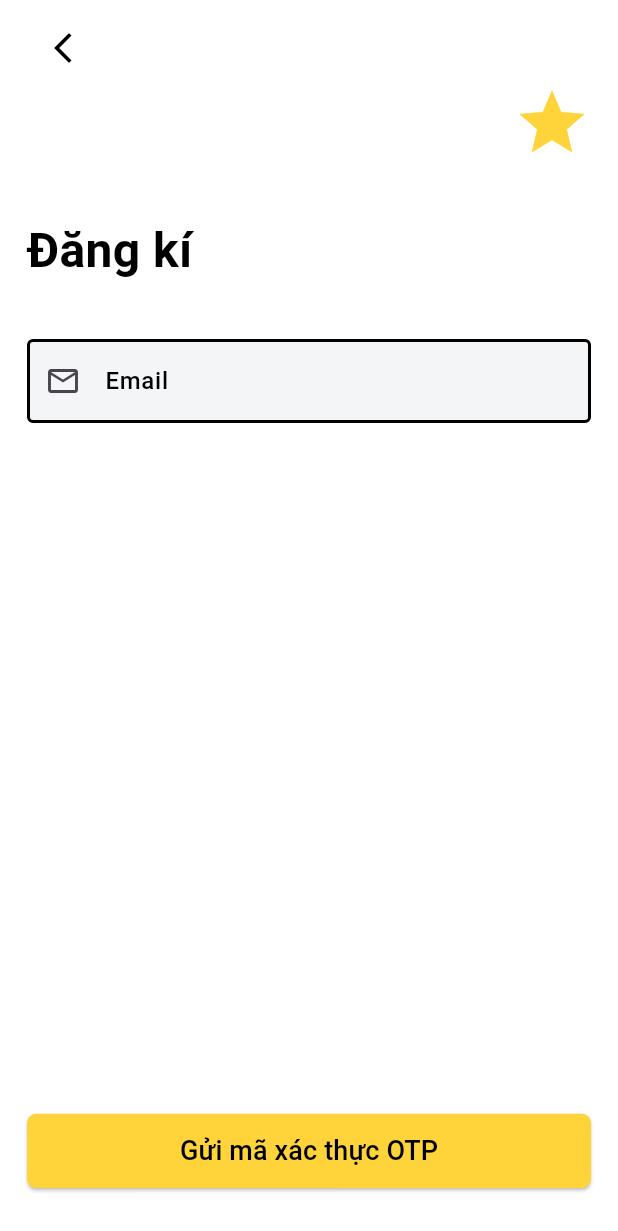
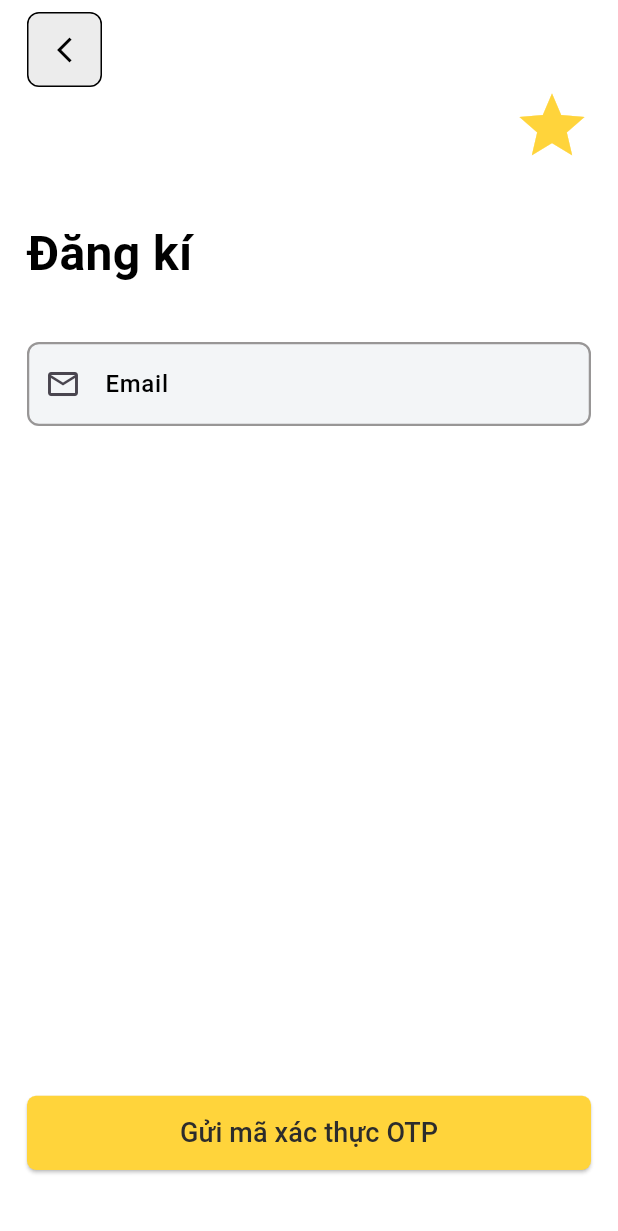
Before and after one commit to nguyenhuyk3/TodoMobileApp, a Flutter app: the screen it shows after launch, on a phone screen of 412 x 824 dp. Shown: the top 1231 px of the screen. Run offline on Flutter 3.47's test engine with Material 3 defaults, Android fonts, the light colour scheme and no system bars; our stand-ins replace dartz, equatable, flutter_bloc, flutter_dotenv, formz, logger and 1 more; accounts and stored records are empty.

Commit message:
chore: Write some notes and commit before developing new features

```diff
--- a/analysis_options.yaml
+++ b/analysis_options.yaml
@@ -1,4 +1,4 @@
-include: package:flutter_lints/flutter.yaml
 analyzer:
   errors:
     constant_identifier_names: ignore
+    non_constant_identifier_names: ignore
--- a/lib/core/constants/others.dart
+++ b/lib/core/constants/others.dart
@@ -1,9 +1,15 @@
 // ignore_for_file: constant_identifier_names, non_constant_identifier_names
 
-import 'package:todo_mobile_app/core/constants/colors.dart';
+import 'package:logger/logger.dart';
+
+import 'colors.dart';
+import 'tables.dart';
 
 const MINIMUM_LENGTH_FOR_PASSWORD = 8;
 const LENGTH_OF_OTP = 6;
 const TIME_FOR_RESENDING_MAIL = 10;
 
-final COLORS = new AppColors();
+final COLORS = AppColors();
+final TABLES = Tables();
+
+final LOGGER = Logger();
--- a/lib/core/constants/sizes.dart
+++ b/lib/core/constants/sizes.dart
@@ -19,7 +19,7 @@ class TextSizes {
 
 class IconSizes {
   static const double ICON_PAGE_SIZE = 52;
-  static const double ICON_HEADER_SIZE = 24;
+  static const double ICON_HEADER_SIZE = 20;
 }
 
 const double MIN_HEIGHT_SIZED_BOX = 8;
--- /dev/null
+++ b/lib/core/constants/tables.dart
@@ -0,0 +1,5 @@
+// ignore_for_file: constant_identifier_names, non_constant_identifier_names
+
+class Tables {
+  final String USERS = 'users';
+}
--- a/lib/core/errors/failure.dart
+++ b/lib/core/errors/failure.dart
@@ -5,18 +5,23 @@ enum ErrorInformation {
   EMPTY_PASSWORD(message: 'Mật khẩu không được bỏ trống'),
   EMPTY_CONFIRMED_PASSWORD(message: 'Mật khẩu xác nhận không được bỏ trống'),
   CONFIRMED_PASSWORD_MISSMATCH(message: 'Mật khẩu xác nhận không khớp'),
-  EMPTY_FULL_NAME(message: 'Họ và tên không được bỏ trống');
+  EMPTY_FULL_NAME(message: 'Họ và tên không được bỏ trống'),
+
+  EMAIL_NOT_EXISTS(message: 'Email không tồn tại trong hệ thống'),
+  EMAIL_ALREADY_EXISTS(message: 'Email đã được sử dụng'),
+
+  UNDEFINED_ERROR(message: 'Lỗi không xác định được');
 
   final String message;
-  final Object? details;
 
-  // ignore: unused_element_parameter
-  const ErrorInformation({required this.message, this.details});
+  const ErrorInformation({required this.message});
 }
 
 class Failure {
   final ErrorInformation error;
-  const Failure(this.error);
+  final Object? details;
+
+  const Failure({required this.error, this.details});
+
   String get message => error.message;
-  Object? get details => error.details;
 }
--- a/lib/core/widgets/authentication_form.dart
+++ b/lib/core/widgets/authentication_form.dart
@@ -29,7 +29,7 @@ class AuthenticationForm extends StatelessWidget {
   @override
   Widget build(BuildContext context) {
     return Scaffold(
-      resizeToAvoidBottomInset: false,
+      resizeToAvoidBottomInset: true,
       backgroundColor: Colors.white,
       body: SafeArea(
         child: Padding(
@@ -39,7 +39,13 @@ class AuthenticationForm extends StatelessWidget {
             children: [
               // Back button (only displayed when allowBack = true)
               if (allowBack)
-                IconButton(
+                Container(
+                  decoration: BoxDecoration(
+                    color: COLORS.BG_ICON_COLOR,
+                    borderRadius: BorderRadius.circular(8),
+                    border: Border.all(color: Colors.black, width: 1),
+                  ),
+                  child: IconButton(
                     icon: const Icon(
                       Icons.arrow_back_ios_new,
                       color: Colors.black,
@@ -55,6 +61,7 @@ class AuthenticationForm extends StatelessWidget {
                     padding: EdgeInsets.zero,
                     constraints: const BoxConstraints(),
                     alignment: Alignment.centerLeft,
+                  ),
                 ),
 
               // Icon
--- a/lib/core/widgets/primary_button.dart
+++ b/lib/core/widgets/primary_button.dart
@@ -35,8 +35,8 @@ class PrimaryButton extends StatelessWidget {
         padding: const EdgeInsets.all(4),
         child: Text(
           title,
-          style: const TextStyle(
-            color: Colors.black,
+          style: TextStyle(
+            color: COLORS.PRIMARY_TEXT_COLOR,
             fontSize: TextSizes.TITLE_MEDIUM,
             fontWeight: FontWeight.w500,
           ),
--- a/lib/features/authentication/registration/data/datasources/registration_local_data_source.dart
+++ /dev/null
@@ -1,3 +0,0 @@
-class RegistrationLocalDataSource {
-  RegistrationLocalDataSource();
-}
--- /dev/null
+++ b/lib/features/authentication/registration/data/datasources/registration_remote_data_source.dart
@@ -0,0 +1,19 @@
+import 'package:supabase_flutter/supabase_flutter.dart';
+
+import '../../../../../core/constants/others.dart';
+
+class RegistrationRemoteDataSource {
+  final SupabaseClient _supabaseClient;
+
+  RegistrationRemoteDataSource({required SupabaseClient supabaseClient})
+    : _supabaseClient = supabaseClient;
+
+  Future<bool> checkEmailExists({required String email}) async {
+    return await _supabaseClient
+            .from(TABLES.USERS)
+            .select('u_email')
+            .eq('u_email', email)
+            .maybeSingle() !=
+        null;
+  }
+}
--- a/lib/features/authentication/registration/data/repositories/repository_impl.dart
+++ b/lib/features/authentication/registration/data/repositories/repository_impl.dart
@@ -1,19 +1,37 @@
 // ignore_for_file: public_member_api_docs, sort_constructors_first
 import 'package:dartz/dartz.dart';
 
-import 'package:todo_mobile_app/core/errors/failure.dart';
-import 'package:todo_mobile_app/features/authentication/registration/data/datasources/registration_local_data_source.dart';
-
+import '../../../../../core/errors/failure.dart';
 import '../../domain/repositories/repository.dart';
+import '../datasources/registration_remote_data_source.dart';
 
 class RepositoryImpl implements RegistrationRepository {
-  final RegistrationLocalDataSource registrationLocalDataSource;
+  final RegistrationRemoteDataSource _registrationLocalDataSource;
 
-  RepositoryImpl({required this.registrationLocalDataSource});
+  RepositoryImpl({
+    required RegistrationRemoteDataSource registrationLocalDataSource,
+  }) : _registrationLocalDataSource = registrationLocalDataSource;
 
   @override
   Future<Either<Failure, Object>> sendRegistrationOTP({required String email}) {
     // TODO: implement sendRegistrationOTP
     throw UnimplementedError();
   }
+
+  @override
+  Future<Either<Failure, bool>> checkEmailExists({
+    required String email,
+  }) async {
+    try {
+      final exists = await _registrationLocalDataSource.checkEmailExists(
+        email: email,
+      );
+
+      return exists
+          ? const Right(true)
+          : Left(Failure(error: ErrorInformation.EMAIL_NOT_EXISTS));
+    } catch (e) {
+      return Left(Failure(error: ErrorInformation.UNDEFINED_ERROR, details: e));
+    }
+  }
 }
--- a/lib/features/authentication/registration/domain/repositories/repository.dart
+++ b/lib/features/authentication/registration/domain/repositories/repository.dart
@@ -20,6 +20,9 @@ import 'package:todo_mobile_app/core/errors/failure.dart';
       + Right = Data / Success
 */
 abstract class RegistrationRepository {
+  Future<Either<Failure, bool>> checkEmailExists({
+    required String email
+  });
   Future<Either<Failure, Object>> sendRegistrationOTP({
     required String email,
   });
--- a/lib/features/authentication/registration/presentation/bloc/bloc.dart
+++ b/lib/features/authentication/registration/presentation/bloc/bloc.dart
@@ -15,13 +15,14 @@ part 'event.dart';
 part 'state.dart';
 
 class RegistrationBloc extends Bloc<RegistrationEvent, RegistrationState> {
-  final RegistrationRepository registrationRepository;
+  final RegistrationRepository _registrationRepository;
 
   String _email = '';
   String _password = '';
 
-  RegistrationBloc({required this.registrationRepository})
-    : super(RegistrationInitial()) {
+  RegistrationBloc({required RegistrationRepository registrationRepository})
+    : _registrationRepository = registrationRepository,
+      super(RegistrationInitial()) {
     on<RegistrationEmailChanged>(_onEmailChanged);
     on<RegistrationEmailSubmitted>(_onEmailSubmitted);
     on<RegistrationOtpChanged>(_onOtpChanged);
@@ -56,6 +57,19 @@ class RegistrationBloc extends Bloc<RegistrationEvent, RegistrationState> {
 
         return;
       }
+
+      final isEmailExists = await _registrationRepository.checkEmailExists(
+        email: currentState.email.value,
+      );
+
+      isEmailExists.fold(
+        (failure) {
+          emit(RegistrationError(error: failure.message));
+        },
+        (exists) {
+          emit(RegistrationStepTwo(otp: const Otp.pure()));
+        },
+      );
     }
   }
 
--- a/lib/features/authentication/registration/presentation/pages/step_one.dart
+++ b/lib/features/authentication/registration/presentation/pages/step_one.dart
@@ -56,6 +56,7 @@ class RegistrationStepOnePage extends StatelessWidget {
 
             const SizedBox(height: MAX_HEIGTH_SIZED_BOX),
             const SizedBox(height: MAX_HEIGTH_SIZED_BOX),
+            const SizedBox(height: MAX_HEIGTH_SIZED_BOX),
           ],
         ),
       ),
--- a/lib/features/authentication/registration/presentation/widgets/step_one/email_input.dart
+++ b/lib/features/authentication/registration/presentation/widgets/step_one/email_input.dart
@@ -10,11 +10,16 @@ class EmailInput extends StatelessWidget {
 
   @override
   Widget build(BuildContext context) {
-    final error = context.select<RegistrationBloc, String>((bloc) {
-      final state = bloc.state;
+    return BlocSelector<RegistrationBloc, RegistrationState, String>(
+      selector: (state) {
+        if (state is RegistrationError) {
+          return state.error;
+        }
 
-      return state is RegistrationError ? state.error : '';
-    });
+        return '';
+      },
+      builder: (context, error) {
+        final borderRadius = BorderRadius.circular(8);
 
         return TextField(
           key: const Key('registration_emailInput_stepOne_textField'),
@@ -25,33 +30,41 @@ class EmailInput extends StatelessWidget {
           decoration: InputDecoration(
             filled: true,
             fillColor: COLORS.INPUT_BG_COLOR,
-        prefixIcon: Icon(Icons.email_outlined),
+            prefixIcon: const Icon(Icons.email_outlined),
+            border: OutlineInputBorder(borderRadius: borderRadius),
             // Border when not focused
             enabledBorder: OutlineInputBorder(
+              borderRadius: borderRadius,
               borderSide: BorderSide(
-            color: COLORS.UNFOCUSED_BORDER_COLOR,
-            width: 2,
+                color: COLORS.UNFOCUSED_BORDER_IP_COLOR,
+                width: 1.5,
               ),
             ),
             // Border when focused
             focusedBorder: OutlineInputBorder(
-          borderSide: BorderSide(color: COLORS.FOCUSED_BORDER_COLOR, width: 2),
+              borderRadius: borderRadius,
+              borderSide: BorderSide(
+                // color: COLORS.FOCUSED_BORDER_IP_COLOR,
+                width: 1.5,
+              ),
             ),
             // Border when error
             errorBorder: OutlineInputBorder(
-          borderRadius: BorderRadius.circular(8),
+              borderRadius: borderRadius,
               borderSide: BorderSide(
-            color: COLORS.UNFOCUSED_ERROR_BORDER_COLOR,
+                color: COLORS.UNFOCUSED_ERROR_BORDER_IP_COLOR,
                 width: 2,
               ),
             ),
+
             focusedErrorBorder: OutlineInputBorder(
-          borderRadius: BorderRadius.circular(8),
+              borderRadius: borderRadius,
               borderSide: BorderSide(
-            color: COLORS.FOCUSED_ERROR_BORDER_COLOR,
+                color: COLORS.FOCUSED_ERROR_BORDER_IP_COLOR,
                 width: 2,
               ),
             ),
+
             labelText: 'Email',
             labelStyle: TextStyle(
               color: error.isEmpty ? COLORS.LABEL_COLOR : COLORS.ERROR_LABEL,
@@ -61,17 +74,92 @@ class EmailInput extends StatelessWidget {
             // When label is focused (floating)
             floatingLabelStyle: TextStyle(
               color:
-              error.isEmpty ? COLORS.FOCUSED_LABEL_COLOR : COLORS.ERROR_LABEL,
+                  error.isEmpty
+                      ? COLORS.FOCUSED_LABEL_COLOR
+                      : COLORS.ERROR_LABEL,
               fontSize: TextSizes.TITLE_X_SMALL,
               fontWeight: FontWeight.bold,
             ),
+
             errorText: error.isEmpty ? null : error,
             errorStyle: TextStyle(
               color: COLORS.ERROR_TEXT_COLOR,
               fontSize: TextSizes.TITLE_X_SMALL,
-          fontWeight: FontWeight.w400,
             ),
           ),
         );
+      },
+    );
   }
 }
+
+// class EmailInput extends StatelessWidget {
+//   const EmailInput({super.key});
+
+//   @override
+//   Widget build(BuildContext context) {
+//     final error = context.select<RegistrationBloc, String>((bloc) {
+//       final state = bloc.state;
+
+//       return state is RegistrationError ? state.error : '';
+//     });
+
+//     return TextField(
+//       key: const Key('registration_emailInput_stepOne_textField'),
+//       onChanged:
+//           (email) => context.read<RegistrationBloc>().add(
+//             RegistrationEmailChanged(email: email),
+//           ),
+//       decoration: InputDecoration(
+//         filled: true,
+//         fillColor: COLORS.INPUT_BG_COLOR,
+//         prefixIcon: Icon(Icons.email_outlined),
+//         // Border when not focused
+//         enabledBorder: OutlineInputBorder(
+//           borderSide: BorderSide(
+//             color: COLORS.UNFOCUSED_BORDER_COLOR,
+//             width: 2,
+//           ),
+//         ),
+//         // Border when focused
+//         focusedBorder: OutlineInputBorder(
+//           borderSide: BorderSide(color: COLORS.FOCUSED_BORDER_COLOR, width: 2),
+//         ),
+//         // Border when error
+//         errorBorder: OutlineInputBorder(
+//           borderRadius: BorderRadius.circular(8),
+//           borderSide: BorderSide(
+//             color: COLORS.UNFOCUSED_ERROR_BORDER_COLOR,
+//             width: 2,
+//           ),
+//         ),
+//         focusedErrorBorder: OutlineInputBorder(
+//           borderRadius: BorderRadius.circular(8),
+//           borderSide: BorderSide(
+//             color: COLORS.FOCUSED_ERROR_BORDER_COLOR,
+//             width: 2,
+//           ),
+//         ),
+//         labelText: 'Email',
+//         labelStyle: TextStyle(
+//           color: error.isEmpty ? COLORS.LABEL_COLOR : COLORS.ERROR_LABEL,
+//           fontSize: TextSizes.TITLE_SMALL,
+//           fontWeight: FontWeight.w500,
+//         ),
+//         // When label is focused (floating)
+//         floatingLabelStyle: TextStyle(
+//           color:
+//               error.isEmpty ? COLORS.FOCUSED_LABEL_COLOR : COLORS.ERROR_LABEL,
+//           fontSize: TextSizes.TITLE_X_SMALL,
+//           fontWeight: FontWeight.bold,
+//         ),
+//         errorText: error.isEmpty ? null : error,
+//         errorStyle: TextStyle(
+//           color: COLORS.ERROR_TEXT_COLOR,
+//           fontSize: TextSizes.TITLE_X_SMALL,
+//           fontWeight: FontWeight.w400,
+//         ),
+//       ),
+//     );
+//   }
+// }
--- a/lib/main.dart
+++ b/lib/main.dart
@@ -2,7 +2,7 @@ import 'package:flutter/material.dart';
 import 'package:flutter_bloc/flutter_bloc.dart';
 import 'package:flutter_dotenv/flutter_dotenv.dart';
 import 'package:supabase_flutter/supabase_flutter.dart';
-import 'package:todo_mobile_app/features/authentication/registration/data/datasources/registration_local_data_source.dart';
+import 'package:todo_mobile_app/features/authentication/registration/data/datasources/registration_remote_data_source.dart';
 import 'package:todo_mobile_app/features/authentication/registration/domain/repositories/repository.dart';
 import 'package:todo_mobile_app/features/authentication/registration/presentation/bloc/bloc.dart';
 
@@ -37,8 +37,12 @@ class _MainAppState extends State<MainApp> {
   void initState() {
     super.initState();
 
+    final registrationLocalDataSource = RegistrationRemoteDataSource(
+      supabaseClient: Supabase.instance.client,
+    );
+
     _registrationRepository = RepositoryImpl(
-      registrationLocalDataSource: RegistrationLocalDataSource(),
+      registrationLocalDataSource: registrationLocalDataSource,
     );
   }
 
--- a/pubspec.yaml
+++ b/pubspec.yaml
@@ -15,6 +15,7 @@ dependencies:
   equatable: ^2.0.5
   flutter_bloc: ^8.1.6
   dartz: ^0.10.1
+  logger: ^2.4.0
 
 dev_dependencies:
   flutter_test:
```
Also changed, not shown: lib/core/constants/colors.dart (+14 -17 lines), lib/core/utils/validator/validation_error_message.dart (+5 -5 lines), pubspec.lock, 1 other file. Lines whose indentation alone changed are shown as unchanged.
